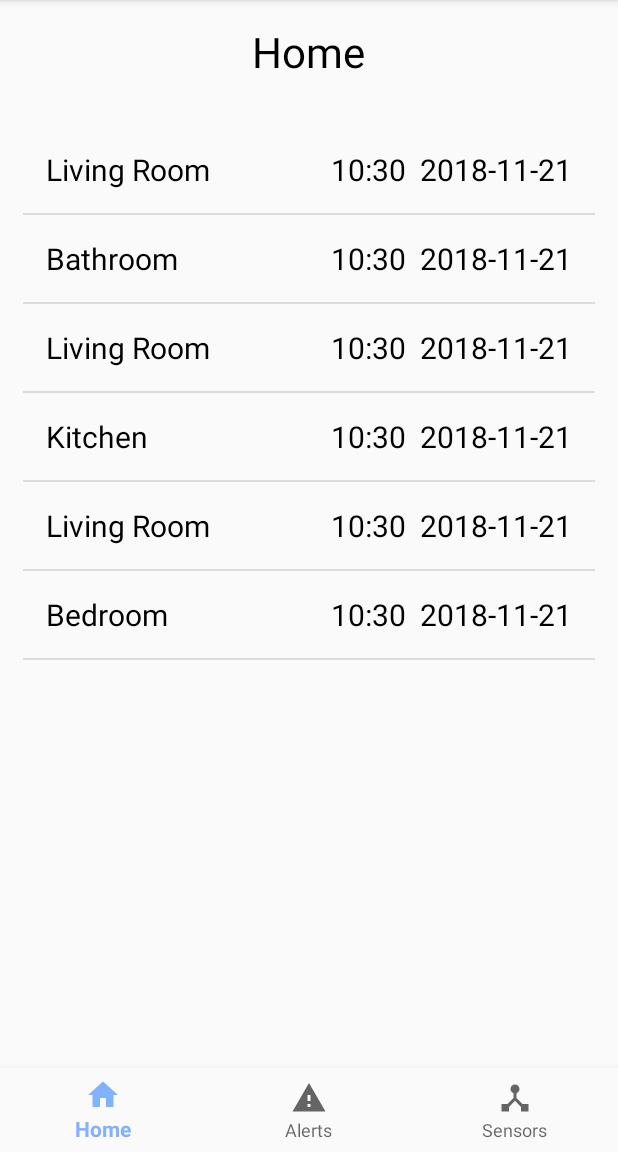
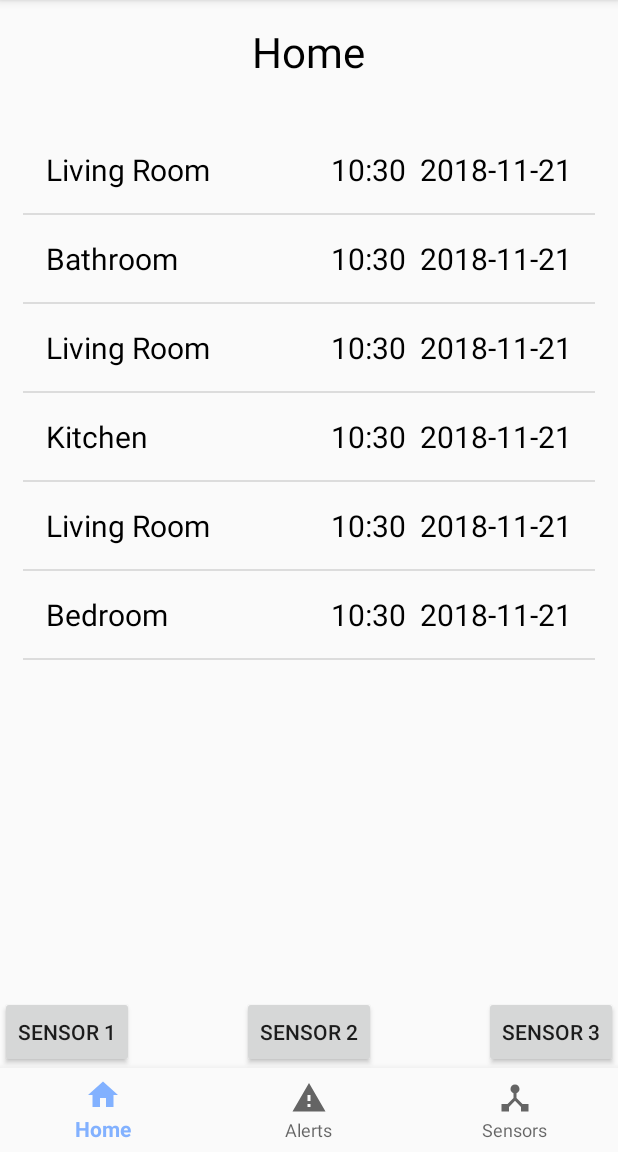
Before and after one commit to philippelorange/CareSense, an Android app: the screen it shows after launch (MainActivity), on a phone screen of 412 x 824 dp, the part 84-1236 px from its top. Run offline under Robolectric (Android 15) with nearby library versions, the light colour scheme and no system bars.

Commit message:
added buttons to UI

```diff
--- a/app/src/main/res/layout/fragment_home.xml
+++ b/app/src/main/res/layout/fragment_home.xml
@@ -3,7 +3,8 @@
     xmlns:tools="http://schemas.android.com/tools"
     android:layout_width="match_parent"
     android:layout_height="match_parent"
-    tools:context=".Home">
+    tools:context=".Home"
+    android:layout_marginBottom="56dp">
 
     <TextView
         android:id="@+id/home_title"
@@ -24,4 +25,28 @@
         android:layout_margin="15dp"
         android:scrollbars="vertical" />
 
+    <Button
+        android:id="@+id/sensorOne"
+        android:layout_width="wrap_content"
+        android:layout_height="wrap_content"
+        android:layout_alignParentLeft="true"
+        android:layout_alignParentBottom="true"
+        android:text="Sensor 1" />
+
+    <Button
+        android:id="@+id/sensorTwo"
+        android:layout_width="wrap_content"
+        android:layout_height="wrap_content"
+        android:layout_centerInParent="true"
+        android:layout_alignParentBottom="true"
+        android:text="Sensor 2" />
+
+    <Button
+        android:id="@+id/sensorThree"
+        android:layout_width="wrap_content"
+        android:layout_height="wrap_content"
+        android:layout_alignParentRight="true"
+        android:layout_alignParentBottom="true"
+        android:text="Sensor 3" />
+
 </RelativeLayout>
```
